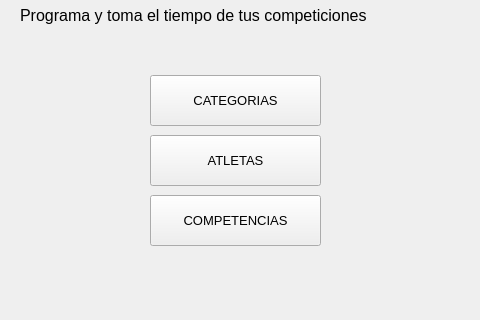
The window that qt/main_window.ui (germang2/CrossfitTimer) describes before a commit, drawn with Qt 5; both pictures show x 150 to 630 and y 165 to 485 of the 800 by 600 pixel window.
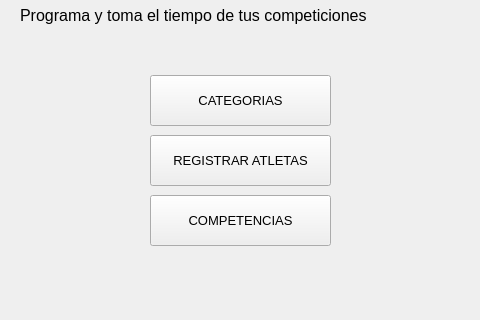
The same window after the commit.

The edit to the form file:
```diff
--- a/qt/main_window.ui
+++ b/qt/main_window.ui
@@ -55,7 +55,7 @@
      <rect>
       <x>300</x>
       <y>240</y>
-      <width>171</width>
+      <width>181</width>
       <height>51</height>
      </rect>
     </property>
@@ -73,7 +73,7 @@
      <rect>
       <x>300</x>
       <y>300</y>
-      <width>171</width>
+      <width>181</width>
       <height>51</height>
      </rect>
     </property>
@@ -83,7 +83,7 @@
      </font>
     </property>
     <property name="text">
-     <string>ATLETAS</string>
+     <string>REGISTRAR ATLETAS</string>
     </property>
    </widget>
    <widget class="QPushButton" name="btn_open_competences">
@@ -91,7 +91,7 @@
      <rect>
       <x>300</x>
       <y>360</y>
-      <width>171</width>
+      <width>181</width>
       <height>51</height>
      </rect>
     </property>
```
